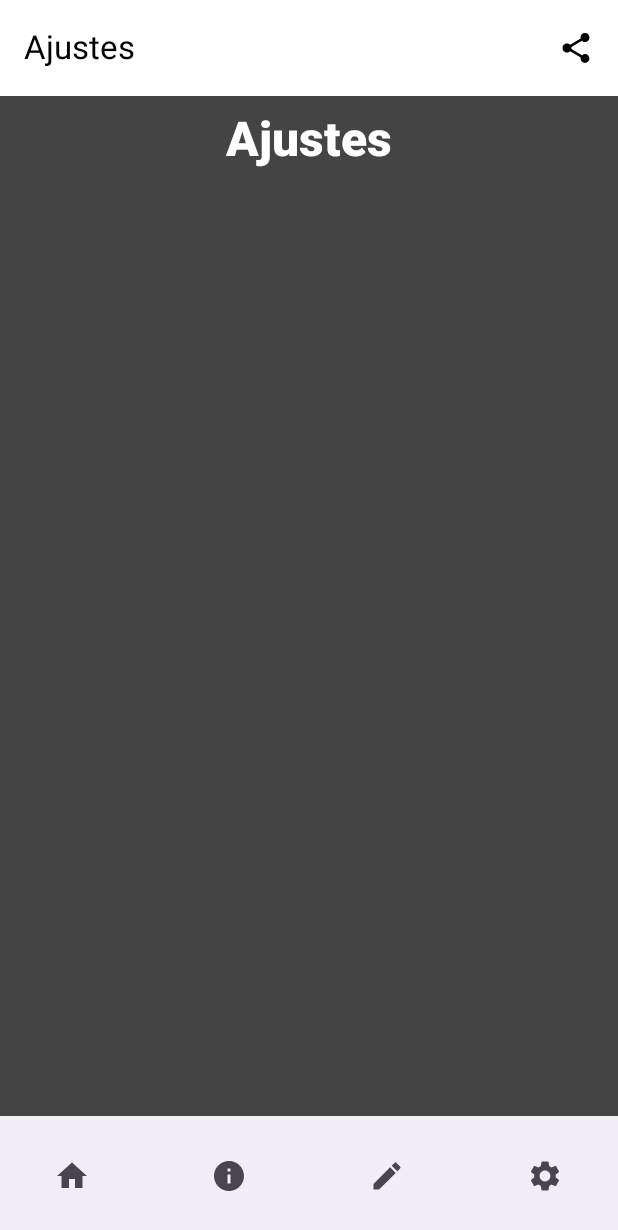
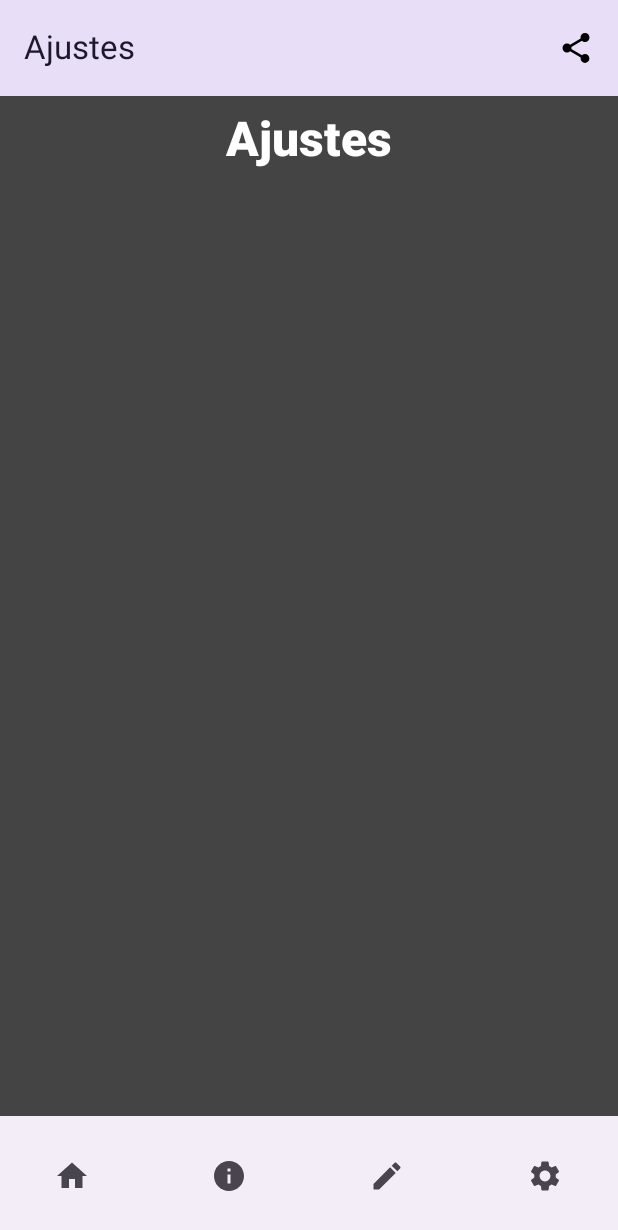
Before and after one commit to aritzjl/DAM_RETO1, an Android app built with Jetpack Compose: the AboutView screen opened through its navigation route, item 4 of the bottom bar chosen, on a phone screen of 412 x 824 dp. Shown: the top 1230 px of the screen. Run offline under Robolectric (Android 15) with nearby library versions, the phone set to English and light mode, and no system bars.

Commit message:
TSK-34 fix: fab import

```diff
--- a/app/src/main/java/com/reto1/ultramarinos/components/ToolBar.kt
+++ b/app/src/main/java/com/reto1/ultramarinos/components/ToolBar.kt
@@ -4,6 +4,7 @@ import android.content.Intent
 import androidx.compose.material3.ExperimentalMaterial3Api
 import androidx.compose.material3.Icon
 import androidx.compose.material3.IconButton
+import androidx.compose.material3.MaterialTheme
 import androidx.compose.material3.Text
 import androidx.compose.material3.TopAppBar
 import androidx.compose.material3.TopAppBarDefaults
@@ -22,7 +23,7 @@ import com.reto1.ultramarinos.toolbarTitle
 fun ToolBar(viewModel: GalleryViewModel?) {
     val context = LocalContext.current
     TopAppBar(
-        title = { Text(text = toolbarTitle, color = Color.Black) },
+        title = { Text(text = toolbarTitle, color = MaterialTheme.colorScheme.onSecondaryContainer) },
         actions = {
             if (toolbarTitle != "Galería") {
                 IconButton(onClick = {
@@ -56,6 +57,6 @@ fun ToolBar(viewModel: GalleryViewModel?) {
                 }
             }
         },
-        colors = TopAppBarDefaults.topAppBarColors(containerColor = Color.White)
+        colors = TopAppBarDefaults.topAppBarColors(containerColor = MaterialTheme.colorScheme.secondaryContainer)
     )
 }
--- a/app/src/main/java/com/reto1/ultramarinos/views/AboutView.kt
+++ b/app/src/main/java/com/reto1/ultramarinos/views/AboutView.kt
@@ -27,7 +27,7 @@ import androidx.compose.ui.unit.sp
 import androidx.navigation.compose.NavHost
 import androidx.navigation.compose.composable
 import androidx.navigation.compose.rememberNavController
-import com.reto1.ultramarinos.FAB
+import com.reto1.ultramarinos.components.FAB
 import com.reto1.ultramarinos.R
 import com.reto1.ultramarinos.components.BottomNavBar
 import com.reto1.ultramarinos.components.ToolBar
--- a/app/src/main/java/com/reto1/ultramarinos/views/GalleryView.kt
+++ b/app/src/main/java/com/reto1/ultramarinos/views/GalleryView.kt
@@ -13,7 +13,7 @@ import androidx.compose.ui.graphics.Color
 import androidx.lifecycle.viewmodel.compose.viewModel
 import androidx.navigation.compose.rememberNavController
 import com.reto1.ultramarinos.Artwork
-import com.reto1.ultramarinos.FAB
+import com.reto1.ultramarinos.components.FAB
 import com.reto1.ultramarinos.GalleryViewModel
 import com.reto1.ultramarinos.components.ArtworkCard
 import com.reto1.ultramarinos.components.BottomNavBar
```
